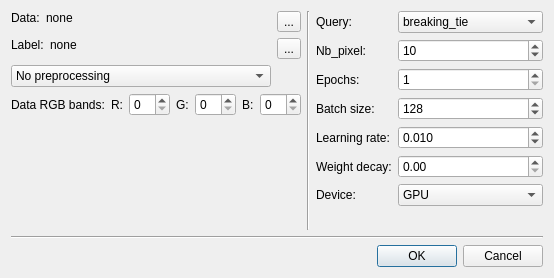
Old version of the form qgis_plugin/frontend/ui/interact_learn.ui in the repository Romain3Ch216/AL4EO.
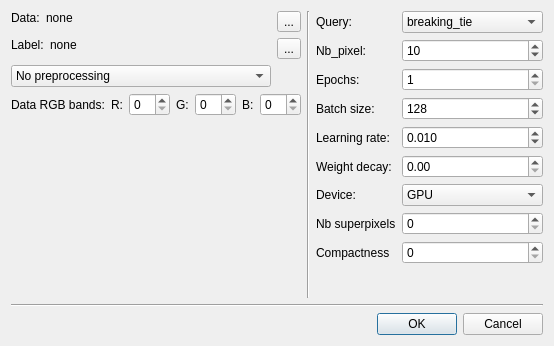
New version of the form.

Commit message: need to extract pixels coordinates within superpixels

```diff
--- a/qgis_plugin/frontend/ui/interact_learn.ui
+++ b/qgis_plugin/frontend/ui/interact_learn.ui
@@ -7,7 +7,7 @@
     <x>0</x>
     <y>0</y>
     <width>554</width>
-    <height>278</height>
+    <height>346</height>
    </rect>
   </property>
   <property name="minimumSize">
@@ -313,6 +313,26 @@
          </item>
         </widget>
        </item>
+       <item row="7" column="1">
+        <widget class="QSpinBox" name="spinBox_n_superpixels"/>
+       </item>
+       <item row="8" column="1">
+        <widget class="QSpinBox" name="spinBox_compactness"/>
+       </item>
+       <item row="7" column="0">
+        <widget class="QLabel" name="label">
+         <property name="text">
+          <string>Nb superpixels</string>
+         </property>
+        </widget>
+       </item>
+       <item row="8" column="0">
+        <widget class="QLabel" name="label_9">
+         <property name="text">
+          <string>Compactness</string>
+         </property>
+        </widget>
+       </item>
       </layout>
      </item>
     </layout>
```
The commit also changes 2 other files.
